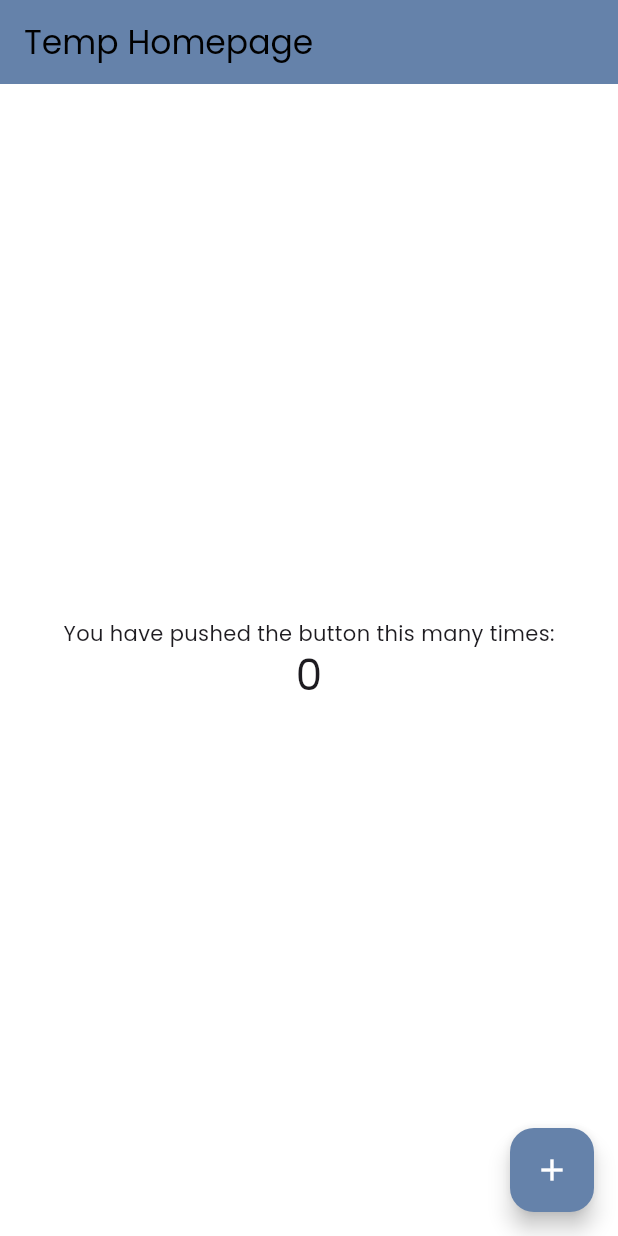
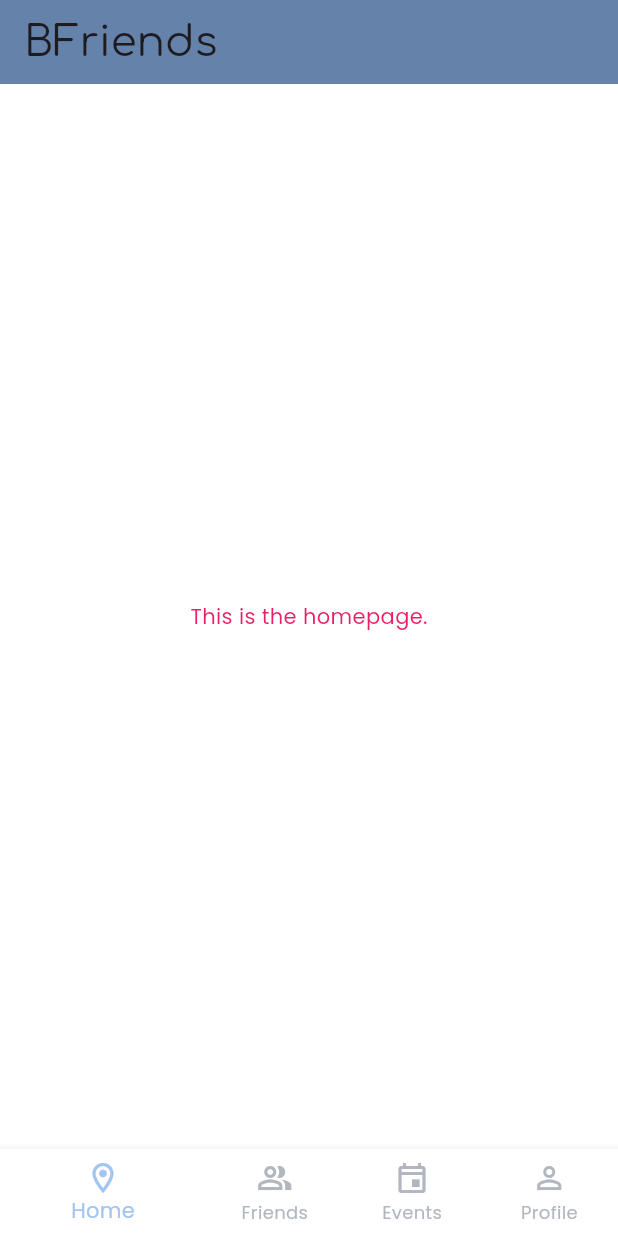
Before and after one commit to BFriends-inc/BFriends-app, a Flutter app: the screen it shows after launch, on a phone screen of 412 x 824 dp. Run offline on Flutter 3.47's test engine with Material 3 defaults, Android fonts, the phone set to English and light mode, and no system bars; our stand-ins replace go_router, google_fonts.

Commit message:
Navigation bar
Added bottom navigation bar.

```diff
--- a/lib/pages/homepage.dart
+++ b/lib/pages/homepage.dart
@@ -1,47 +1,87 @@
+import 'package:bfriends_app/services/navigation.dart';
 import 'package:flutter/material.dart';
+import 'package:provider/provider.dart';
+
+enum NavigationTabs {
+  home,
+  friends,
+  events,
+  profile,
+}
 
 class HomePage extends StatefulWidget {
-  const HomePage({super.key, required this.title});
-  final String title;
+  const HomePage({
+    super.key,
+  });
 
   @override
   State<HomePage> createState() => _HomePageState();
 }
 
 class _HomePageState extends State<HomePage> {
-  int _counter = 0;
-
-  void _incrementCounter() {
-    setState(() {
-      _counter++;
-    });
+  void _tapBottomNavigationBarItem(BuildContext context, index) {
+    final nav = Provider.of<NavigationService>(context, listen: false);
+    //FIXME: add navigation & tab change functionality.
   }
 
   @override
   Widget build(BuildContext context) {
+    final theme = Theme.of(context);
+
     return Scaffold(
       appBar: AppBar(
-        backgroundColor: Theme.of(context).colorScheme.primary,
-        title: Text(widget.title),
+        backgroundColor: theme.colorScheme.primary,
+        title: Text(
+          'BFriends',
+          style: theme.primaryTextTheme.headlineMedium,
+        ),
       ),
       body: Center(
-        child: Column(
-          mainAxisAlignment: MainAxisAlignment.center,
-          children: <Widget>[
-            const Text(
-              'You have pushed the button this many times:',
-            ),
-            Text(
-              '$_counter',
-              style: Theme.of(context).textTheme.headlineMedium,
-            ),
-          ],
+        child: Text(
+          'This is the homepage.',
+          style: TextStyle(
+              color: Colors.pink,
+              fontSize: theme.textTheme.bodyMedium?.fontSize),
         ),
       ),
-      floatingActionButton: FloatingActionButton(
-        onPressed: _incrementCounter,
-        tooltip: 'Increment',
-        child: const Icon(Icons.add),
+      bottomNavigationBar: BottomNavigationBar(
+        elevation: 5.0,
+        showSelectedLabels: true,
+        showUnselectedLabels: true,
+        selectedItemColor: theme.colorScheme.secondary,
+        unselectedItemColor: theme.colorScheme.tertiary,
+        onTap: (index) => _tapBottomNavigationBarItem(context, index),
+        currentIndex: 0,
+        items: const [
+          BottomNavigationBarItem(
+            icon: Icon(
+              Icons.location_on_outlined,
+              semanticLabel: 'Home',
+            ),
+            label: 'Home',
+          ),
+          BottomNavigationBarItem(
+            icon: Icon(
+              Icons.people_alt_outlined,
+              semanticLabel: 'Friends',
+            ),
+            label: 'Friends',
+          ),
+          BottomNavigationBarItem(
+            icon: Icon(
+              Icons.event_outlined,
+              semanticLabel: 'Events',
+            ),
+            label: 'Events',
+          ),
+          BottomNavigationBarItem(
+            icon: Icon(
+              Icons.person_outline,
+              semanticLabel: 'Profile',
+            ),
+            label: 'Profile',
+          )
+        ],
       ),
     );
   }
--- a/lib/services/navigation.dart
+++ b/lib/services/navigation.dart
@@ -14,7 +14,7 @@ final routerConfig = GoRouter(
     GoRoute(
       path: '/homepage',
       pageBuilder: (context, state) => const NoTransitionPage<void>(
-        child: HomePage(title: 'Temp Homepage'),
+        child: HomePage(),
       ),
     ),
   ],
--- a/lib/theme/theme.dart
+++ b/lib/theme/theme.dart
@@ -7,6 +7,8 @@ ThemeData lightMode = ThemeData(
     background: Color(0xFFFFFFFF),
     primary: Color(0xFF6582AA),
     secondary: Color(0xFFA3C5F1),
+    tertiary: Color(0xFFB2B7BF),
   ),
+  primaryTextTheme: GoogleFonts.comfortaaTextTheme(),
   textTheme: GoogleFonts.poppinsTextTheme(),
 );
```
